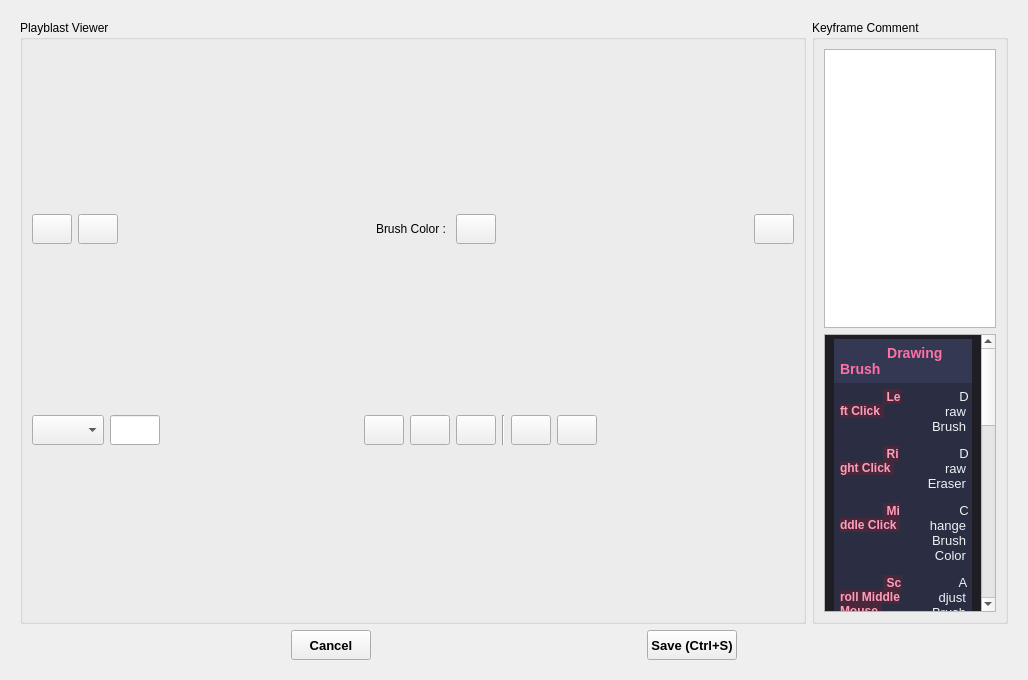
tonmaiart/UkoreShot, file interface/CommentEditor.ui: the form before one commit.
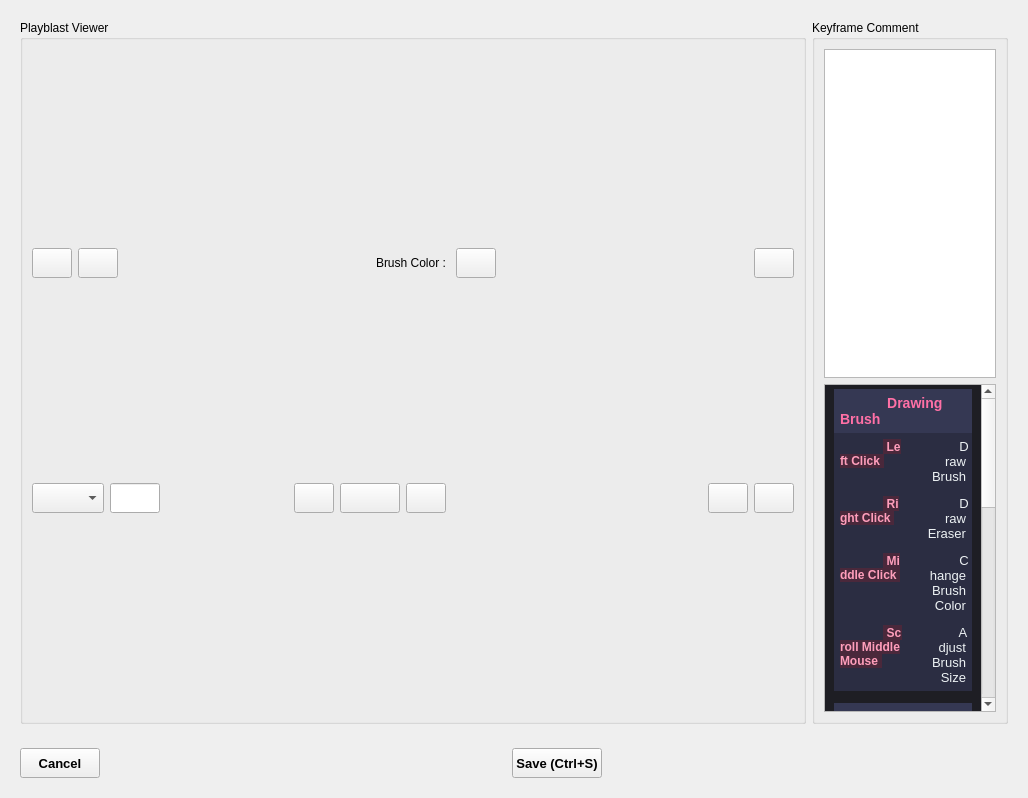
The form after the commit.

Commit message: Auto-untrack gitignored files before sync

Patch:
```diff
--- a/interface/CommentEditor.ui
+++ b/interface/CommentEditor.ui
@@ -7,13 +7,13 @@
     <x>0</x>
     <y>0</y>
     <width>1028</width>
-    <height>680</height>
+    <height>798</height>
    </rect>
   </property>
   <property name="windowTitle">
    <string>Form</string>
   </property>
-  <layout class="QGridLayout" name="gridLayout_3">
+  <layout class="QGridLayout" name="gridLayout_5">
    <item row="0" column="0">
     <widget class="QWidget" name="widget" native="true">
      <layout class="QGridLayout" name="gridLayout_2" columnstretch="8">
@@ -90,7 +90,7 @@
                   <widget class="QPushButton" name="pushButton_play">
                    <property name="minimumSize">
                     <size>
-                     <width>40</width>
+                     <width>60</width>
                      <height>30</height>
                     </size>
                    </property>
@@ -113,11 +113,30 @@
                   </widget>
                  </item>
                  <item>
-                  <widget class="Line" name="line">
+                  <spacer name="horizontalSpacer_8">
                    <property name="orientation">
-                    <enum>Qt::Vertical</enum>
+                    <enum>Qt::Horizontal</enum>
                    </property>
-                  </widget>
+                   <property name="sizeHint" stdset="0">
+                    <size>
+                     <width>40</width>
+                     <height>20</height>
+                    </size>
+                   </property>
+                  </spacer>
+                 </item>
+                 <item>
+                  <spacer name="horizontalSpacer_3">
+                   <property name="orientation">
+                    <enum>Qt::Horizontal</enum>
+                   </property>
+                   <property name="sizeHint" stdset="0">
+                    <size>
+                     <width>40</width>
+                     <height>20</height>
+                    </size>
+                   </property>
+                  </spacer>
                  </item>
                  <item>
                   <widget class="QPushButton" name="pushButton_previous_comment">
@@ -145,19 +164,6 @@
                    </property>
                   </widget>
                  </item>
-                 <item>
-                  <spacer name="horizontalSpacer_3">
-                   <property name="orientation">
-                    <enum>Qt::Horizontal</enum>
-                   </property>
-                   <property name="sizeHint" stdset="0">
-                    <size>
-                     <width>40</width>
-                     <height>20</height>
-                    </size>
-                   </property>
-                  </spacer>
-                 </item>
                 </layout>
                </item>
               </layout>
@@ -265,6 +271,9 @@
                <property name="showGrid">
                 <bool>false</bool>
                </property>
+               <property name="wordWrap">
+                <bool>false</bool>
+               </property>
                <attribute name="horizontalHeaderVisible">
                 <bool>false</bool>
                </attribute>
@@ -360,42 +369,15 @@
           </item>
          </layout>
         </item>
-        <item>
-         <layout class="QHBoxLayout" name="horizontalLayout_2">
-          <item>
-           <spacer name="horizontalSpacer_2">
-            <property name="orientation">
-             <enum>Qt::Horizontal</enum>
-            </property>
-            <property name="sizeHint" stdset="0">
-             <size>
-              <width>40</width>
-              <height>20</height>
-             </size>
-            </property>
-           </spacer>
-          </item>
-          <item>
-           <widget class="QPushButton" name="pushButton_2">
-            <property name="minimumSize">
-             <size>
-              <width>40</width>
-              <height>30</height>
-             </size>
-            </property>
-            <property name="font">
-             <font>
-              <pointsize>10</pointsize>
-              <weight>75</weight>
-              <bold>true</bold>
-             </font>
-            </property>
-            <property name="text">
-             <string>Cancel</string>
-            </property>
-           </widget>
-          </item>
-          <item>
+       </layout>
+      </item>
+     </layout>
+    </widget>
+   </item>
+   <item row="1" column="0">
+    <widget class="QWidget" name="widget_2" native="true">
+     <layout class="QGridLayout" name="gridLayout_3">
+      <item row="0" column="4">
            <spacer name="horizontalSpacer_7">
             <property name="orientation">
              <enum>Qt::Horizontal</enum>
@@ -408,7 +390,7 @@
             </property>
            </spacer>
           </item>
-          <item>
+      <item row="0" column="3">
            <widget class="QPushButton" name="pushButton_save_comment">
             <property name="minimumSize">
              <size>
@@ -428,22 +410,38 @@
             </property>
            </widget>
           </item>
-          <item>
-           <spacer name="horizontalSpacer">
+      <item row="0" column="1">
+       <spacer name="horizontalSpacer_2">
             <property name="orientation">
              <enum>Qt::Horizontal</enum>
             </property>
             <property name="sizeHint" stdset="0">
              <size>
-              <width>40</width>
+          <width>398</width>
               <height>20</height>
              </size>
             </property>
            </spacer>
           </item>
-         </layout>
-        </item>
-       </layout>
+      <item row="0" column="0">
+       <widget class="QPushButton" name="pushButton_2">
+        <property name="minimumSize">
+         <size>
+          <width>40</width>
+          <height>30</height>
+         </size>
+        </property>
+        <property name="font">
+         <font>
+          <pointsize>10</pointsize>
+          <weight>75</weight>
+          <bold>true</bold>
+         </font>
+        </property>
+        <property name="text">
+         <string>Cancel</string>
+        </property>
+       </widget>
       </item>
      </layout>
     </widget>
```
Lines whose indentation alone changed are shown as unchanged. The commit also changes 2 other files.
